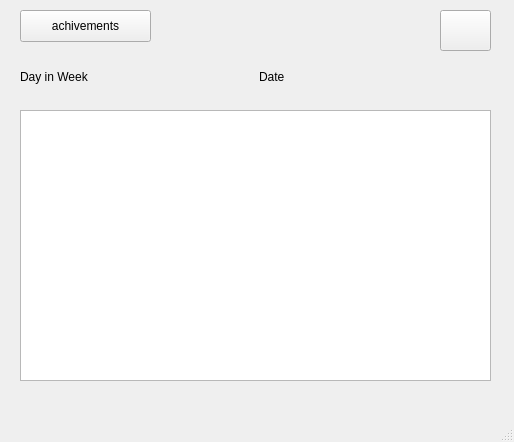
This is mainwindow.ui in amirfarhoudniya/Manner as Qt 5 draws it before an edit. The edited form follows.
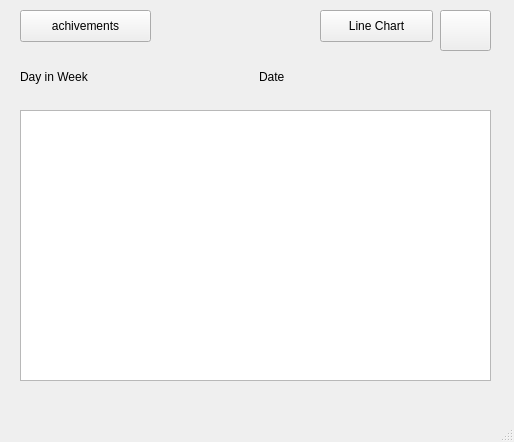
This is the edited form.

Commit message: line chart added

What changed in the file:
```diff
--- a/mainwindow.ui
+++ b/mainwindow.ui
@@ -84,6 +84,19 @@
      <string>achivements</string>
     </property>
    </widget>
+   <widget class="QPushButton" name="lineChart_pushButton">
+    <property name="geometry">
+     <rect>
+      <x>320</x>
+      <y>10</y>
+      <width>113</width>
+      <height>32</height>
+     </rect>
+    </property>
+    <property name="text">
+     <string>Line Chart</string>
+    </property>
+   </widget>
   </widget>
   <widget class="QMenuBar" name="menubar">
    <property name="geometry">
```
The commit also changes 7 other files.
